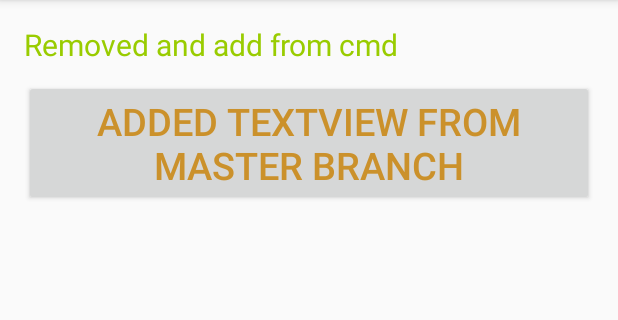
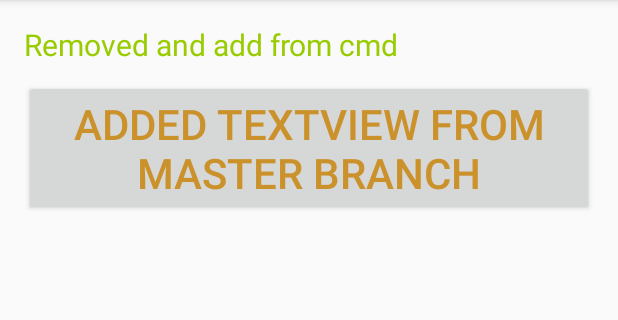
Before and after one commit to adneerav/ADGITLearn, an Android app: the screen it shows after launch (MainActivity), on a phone screen of 412 x 824 dp, the part 84-404 px from its top. Run offline under Robolectric (Android 15) with nearby library versions, the phone set to English and light mode, and no system bars.

Commit message:
Update fragment_main.xml
text size changed

```diff
--- a/app/src/main/res/layout/fragment_main.xml
+++ b/app/src/main/res/layout/fragment_main.xml
@@ -21,7 +21,7 @@
         android:layout_width="wrap_content"
         android:textColor="#ecca8b1d"
         android:layout_below="@+id/my_Textview"
-        android:textSize="25sp"
+        android:textSize="28sp"
         android:layout_marginTop="10dp"
         android:layout_height="wrap_content"
         android:id="@+id/added_textview_from_master" />
```
